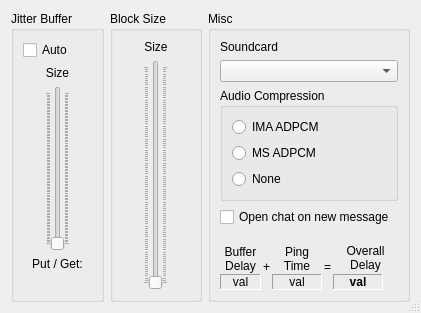
First picture: the form in src/clientsettingsdlgbase.ui, repository Daninet/jamulus, before the edit.
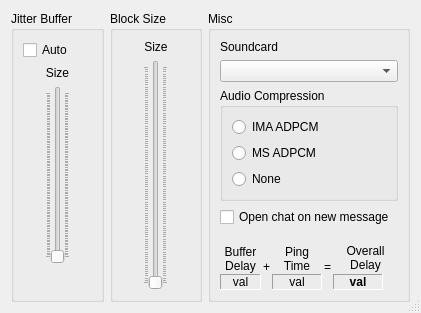
Second picture: the form after the edit. Icons and pictures are not drawn. Custom widgets are drawn as their Qt base class.

Commit message: only one LED for network jitter buffer; removed unnecessary help text; update date on about dialog

What changed in the file:
```diff
--- a/src/clientsettingsdlgbase.ui
+++ b/src/clientsettingsdlgbase.ui
@@ -109,57 +109,20 @@
         </item>
        </layout>
       </item>
-      <item>
-       <widget class="QLabel" name="TextLabel2" >
-        <property name="text" >
-         <string>Put / Get:</string>
-        </property>
-        <property name="alignment" >
-         <set>Qt::AlignCenter</set>
-        </property>
-        <property name="wordWrap" >
-         <bool>false</bool>
-        </property>
-       </widget>
-      </item>
       <item>
        <layout class="QHBoxLayout" >
-        <property name="spacing" >
-         <number>6</number>
-        </property>
-        <property name="leftMargin" >
-         <number>0</number>
-        </property>
-        <property name="topMargin" >
-         <number>0</number>
-        </property>
-        <property name="rightMargin" >
-         <number>0</number>
-        </property>
-        <property name="bottomMargin" >
-         <number>0</number>
-        </property>
         <item>
-         <widget class="CMultiColorLED" native="1" name="CLEDNetwPut" >
-          <property name="sizePolicy" >
-           <sizepolicy vsizetype="Fixed" hsizetype="Fixed" >
-            <horstretch>0</horstretch>
-            <verstretch>0</verstretch>
-           </sizepolicy>
+         <spacer>
+          <property name="orientation" >
+           <enum>Qt::Horizontal</enum>
           </property>
-          <property name="minimumSize" >
+          <property name="sizeHint" >
            <size>
-            <width>13</width>
-            <height>13</height>
+            <width>16</width>
+            <height>20</height>
            </size>
           </property>
-          <property name="maximumSize" >
-           <size>
-            <width>13</width>
-            <height>13</height>
-           </size>
-          </property>
-         </widget>
+         </spacer>
         </item>
         <item>
          <widget class="CMultiColorLED" native="1" name="CLEDNetwGet" >
@@ -183,6 +146,19 @@
           </property>
          </widget>
         </item>
+        <item>
+         <spacer>
+          <property name="orientation" >
+           <enum>Qt::Horizontal</enum>
+          </property>
+          <property name="sizeHint" >
+           <size>
+            <width>16</width>
+            <height>20</height>
+           </size>
+          </property>
+         </spacer>
+        </item>
        </layout>
       </item>
      </layout>
```
Left out of the diff: 2 changed lines with no effect on the pictures. The commit also changes 2 other files.
